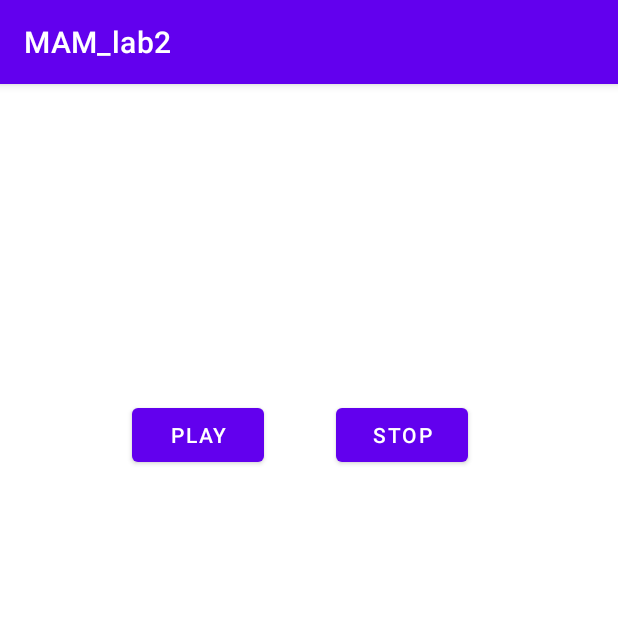
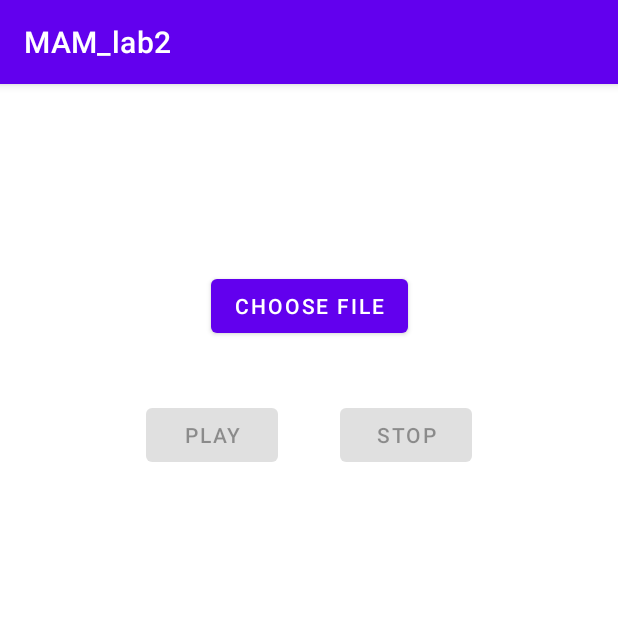
Before and after one commit to oldgang/MAM_lab2, an Android app: the screen it shows after launch (MainActivity), on a phone screen of 412 x 824 dp, the top half of it. Run offline under Robolectric (Android 15) with nearby library versions, the phone set to English and light mode, and no system bars; 1 statement that could not run was skipped.

Commit message:
Added the ability to choose the audio file.

```diff
--- a/app/src/main/res/layout/activity_main.xml
+++ b/app/src/main/res/layout/activity_main.xml
@@ -10,9 +10,10 @@
         android:id="@+id/playButton"
         android:layout_width="wrap_content"
         android:layout_height="wrap_content"
-        android:layout_marginStart="88dp"
         android:text="@string/playButton_text"
         app:layout_constraintBottom_toBottomOf="parent"
+        app:layout_constraintEnd_toEndOf="parent"
+        app:layout_constraintHorizontal_bias="0.3"
         app:layout_constraintStart_toStartOf="parent"
         app:layout_constraintTop_toTopOf="parent"
         app:layout_constraintVertical_bias="0.292" />
@@ -21,10 +22,21 @@
         android:id="@+id/stopButton"
         android:layout_width="wrap_content"
         android:layout_height="wrap_content"
-        android:layout_marginEnd="100dp"
         android:text="@string/stopButton_text"
         app:layout_constraintBottom_toBottomOf="parent"
         app:layout_constraintEnd_toEndOf="parent"
+        app:layout_constraintHorizontal_bias="0.699"
+        app:layout_constraintStart_toStartOf="parent"
         app:layout_constraintTop_toTopOf="parent"
         app:layout_constraintVertical_bias="0.292" />
+
+    <Button
+        android:id="@+id/choiceButton"
+        android:layout_width="wrap_content"
+        android:layout_height="wrap_content"
+        android:layout_marginTop="124dp"
+        android:text="@string/choiceButton_text"
+        app:layout_constraintEnd_toEndOf="parent"
+        app:layout_constraintStart_toStartOf="parent"
+        app:layout_constraintTop_toTopOf="parent" />
 </androidx.constraintlayout.widget.ConstraintLayout>
--- a/app/src/main/res/values/strings.xml
+++ b/app/src/main/res/values/strings.xml
@@ -3,4 +3,5 @@
     <string name="playButton_text">Play</string>
     <string name="pauseButton_text">Pause</string>
     <string name="stopButton_text">Stop</string>
+    <string name="choiceButton_text">Choose File</string>
 </resources>
```
Also changed, not shown: app/src/main/java/com/example/mam_lab2/MainActivity.java (+45 -8 lines).
